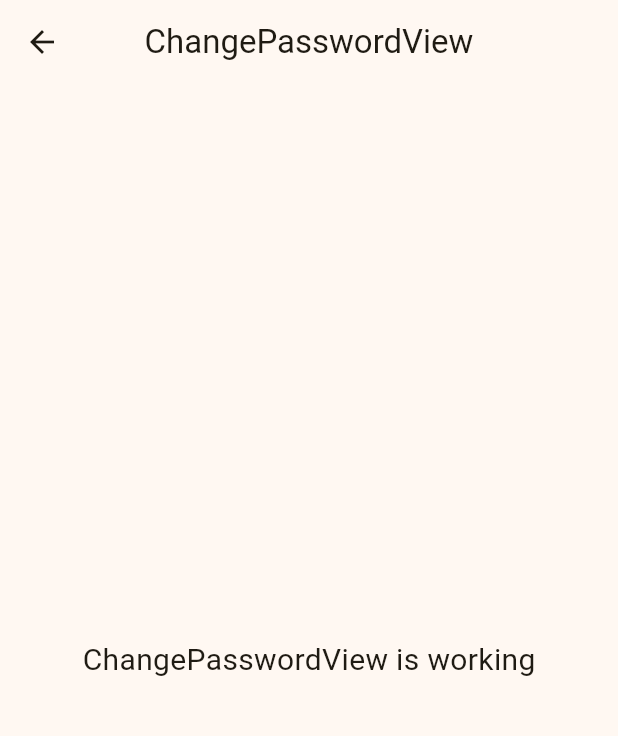
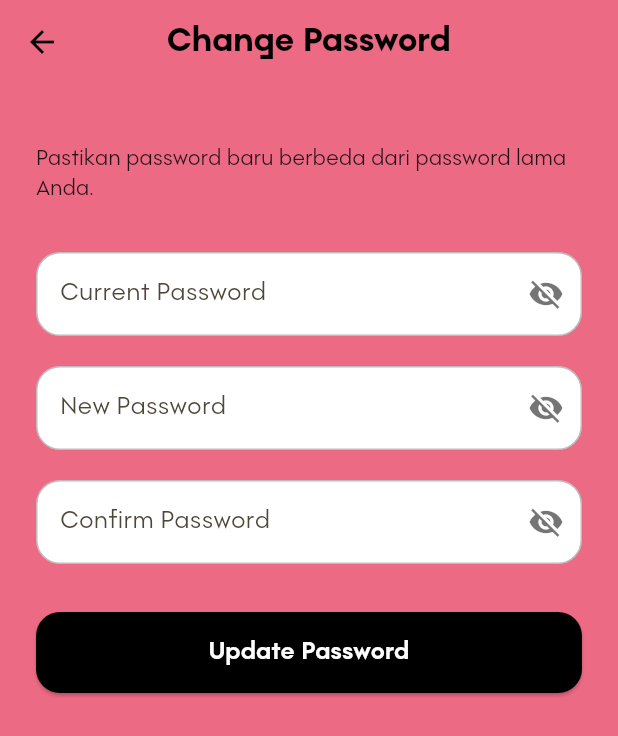
Before and after one commit to habibNurrohmad/ticktask_frontend, a Flutter app: the ChangePasswordView screen opened by its route, on a phone screen of 412 x 824 dp. Shown: the top 736 px of the screen. Run offline on Flutter 3.47's test engine with Material 3 defaults, Android fonts, the light colour scheme and no system bars; our stand-ins replace get, get_storage, image_picker, table_calendar; accounts and stored records are empty.

Commit message:
integrasi change password

```diff
--- a/lib/app/modules/change_password/controllers/change_password_controller.dart
+++ b/lib/app/modules/change_password/controllers/change_password_controller.dart
@@ -1,23 +1,102 @@
+import 'package:flutter/material.dart';
 import 'package:get/get.dart';
+import 'package:get_storage/get_storage.dart';
+
+import '../../../core/services/api_services.dart';
+import '../../../routes/app_pages.dart';
 
 class ChangePasswordController extends GetxController {
-  //TODO: Implement ChangePasswordController
+  final ApiService apiService = ApiService();
+  final GetStorage box = GetStorage();
 
-  final count = 0.obs;
-  @override
-  void onInit() {
-    super.onInit();
-  }
+  final formKey = GlobalKey<FormState>();
 
-  @override
-  void onReady() {
-    super.onReady();
-  }
+  final currentPasswordController = TextEditingController();
+  final newPasswordController = TextEditingController();
+  final confirmPasswordController = TextEditingController();
+
+  final isObscureCurrent = true.obs;
+  final isObscureNew = true.obs;
+  final isObscureConfirm = true.obs;
+  final isSubmitting = false.obs;
 
   @override
   void onClose() {
+    currentPasswordController.dispose();
+    newPasswordController.dispose();
+    confirmPasswordController.dispose();
     super.onClose();
   }
 
-  void increment() => count.value++;
+  void toggleCurrentVisibility() => isObscureCurrent.toggle();
+  void toggleNewVisibility() => isObscureNew.toggle();
+  void toggleConfirmVisibility() => isObscureConfirm.toggle();
+
+  String? validateCurrentPassword(String? value) {
+    if (value == null || value.isEmpty) {
+      return 'Masukkan password saat ini';
+    }
+    return null;
+  }
+
+  String? validateNewPassword(String? value) {
+    if (value == null || value.isEmpty) {
+      return 'Masukkan password baru';
+    }
+    if (value.length < 8) {
+      return 'Password minimal 8 karakter';
+    }
+    if (value == currentPasswordController.text) {
+      return 'Password baru tidak boleh sama';
+    }
+    return null;
+  }
+
+  String? validateConfirmPassword(String? value) {
+    if (value == null || value.isEmpty) {
+      return 'Konfirmasi password baru';
+    }
+    if (value != newPasswordController.text) {
+      return 'Konfirmasi password tidak sama';
+    }
+    return null;
+  }
+
+  Future<void> submit() async {
+    if (!(formKey.currentState?.validate() ?? false)) {
+      return;
+    }
+
+    try {
+      isSubmitting(true);
+
+      final response = await apiService.changePassword({
+        'current_password': currentPasswordController.text,
+        'new_password': newPasswordController.text,
+        'confirm_password': confirmPasswordController.text,
+      });
+
+      if (response.statusCode == 200) {
+        Get.snackbar(
+          'Berhasil',
+          response.body['message'] ?? 'Password berhasil diubah',
+        );
+        currentPasswordController.clear();
+        newPasswordController.clear();
+        confirmPasswordController.clear();
+        formKey.currentState?.reset();
+        await box.remove('token');
+        Get.offAllNamed(Routes.LOGIN);
+      } else {
+        Get.snackbar(
+          'Error',
+          response.body['message'] ?? 'Gagal mengubah password',
+        );
+      }
+    } catch (e) {
+      Get.snackbar('Error', 'Terjadi kesalahan. Coba lagi nanti.');
+    } finally {
+      isSubmitting(false);
+    }
+  }
 }
--- a/lib/app/modules/change_password/views/change_password_view.dart
+++ b/lib/app/modules/change_password/views/change_password_view.dart
@@ -1,24 +1,164 @@
 import 'package:flutter/material.dart';
-
 import 'package:get/get.dart';
 
+import '../../../core/values/app_colors.dart';
 import '../controllers/change_password_controller.dart';
 
 class ChangePasswordView extends GetView<ChangePasswordController> {
   const ChangePasswordView({super.key});
+
   @override
   Widget build(BuildContext context) {
     return Scaffold(
+      backgroundColor: AppColors.mildPink,
       appBar: AppBar(
-        title: const Text('ChangePasswordView'),
+        backgroundColor: AppColors.mildPink,
+        elevation: 0,
+        iconTheme: const IconThemeData(color: Colors.black),
+        title: const Text(
+          'Change Password',
+          style: TextStyle(
+            fontFamily: 'Rothek',
+            fontWeight: FontWeight.w800,
+            fontSize: 22,
+            color: Colors.black,
+          ),
+        ),
         centerTitle: true,
       ),
-      body: const Center(
-        child: Text(
-          'ChangePasswordView is working',
-          style: TextStyle(fontSize: 20),
+      body: SingleChildScrollView(
+        padding: const EdgeInsets.all(24),
+        child: Form(
+          key: controller.formKey,
+          child: Column(
+            crossAxisAlignment: CrossAxisAlignment.start,
+            children: [
+              const SizedBox(height: 16),
+              const Text(
+                'Pastikan password baru berbeda dari password lama Anda.',
+                style: TextStyle(
+                  fontFamily: 'Rothek',
+                  fontSize: 14,
+                  color: Colors.black87,
+                ),
+              ),
+              const SizedBox(height: 32),
+              _PasswordField(
+                label: 'Current Password',
+                controller: controller.currentPasswordController,
+                validator: controller.validateCurrentPassword,
+                obscureText: controller.isObscureCurrent,
+                onToggleVisibility: controller.toggleCurrentVisibility,
+              ),
+              const SizedBox(height: 20),
+              _PasswordField(
+                label: 'New Password',
+                controller: controller.newPasswordController,
+                validator: controller.validateNewPassword,
+                obscureText: controller.isObscureNew,
+                onToggleVisibility: controller.toggleNewVisibility,
+              ),
+              const SizedBox(height: 20),
+              _PasswordField(
+                label: 'Confirm Password',
+                controller: controller.confirmPasswordController,
+                validator: controller.validateConfirmPassword,
+                obscureText: controller.isObscureConfirm,
+                onToggleVisibility: controller.toggleConfirmVisibility,
+              ),
+              const SizedBox(height: 32),
+              Obx(
+                () => SizedBox(
+                  width: double.infinity,
+                  height: 54,
+                  child: ElevatedButton(
+                    onPressed:
+                        controller.isSubmitting.value
+                            ? null
+                            : controller.submit,
+                    style: ElevatedButton.styleFrom(
+                      backgroundColor: Colors.black,
+                      foregroundColor: Colors.white,
+                      shape: RoundedRectangleBorder(
+                        borderRadius: BorderRadius.circular(16),
+                      ),
+                    ),
+                    child:
+                        controller.isSubmitting.value
+                            ? const SizedBox(
+                              width: 22,
+                              height: 22,
+                              child: CircularProgressIndicator(
+                                strokeWidth: 2,
+                                valueColor: AlwaysStoppedAnimation(
+                                  Colors.white,
+                                ),
+                              ),
+                            )
+                            : const Text(
+                              'Update Password',
+                              style: TextStyle(
+                                fontFamily: 'Rothek',
+                                fontSize: 16,
+                                fontWeight: FontWeight.w700,
+                              ),
+                            ),
+                  ),
+                ),
+              ),
+            ],
+          ),
         ),
       ),
     );
   }
 }
+
+class _PasswordField extends StatelessWidget {
+  const _PasswordField({
+    required this.label,
+    required this.controller,
+    required this.validator,
+    required this.obscureText,
+    required this.onToggleVisibility,
+  });
+
+  final String label;
+  final TextEditingController controller;
+  final FormFieldValidator<String>? validator;
+  final RxBool obscureText;
+  final VoidCallback onToggleVisibility;
+
+  @override
+  Widget build(BuildContext context) {
+    return Obx(
+      () => TextFormField(
+        controller: controller,
+        validator: validator,
+        obscureText: obscureText.value,
+        decoration: InputDecoration(
+          labelText: label,
+          labelStyle: const TextStyle(fontFamily: 'Rothek'),
+          filled: true,
+          fillColor: Colors.white,
+          border: OutlineInputBorder(borderRadius: BorderRadius.circular(16)),
+          enabledBorder: OutlineInputBorder(
+            borderRadius: BorderRadius.circular(16),
+            borderSide: const BorderSide(color: Colors.black26),
+          ),
+          focusedBorder: OutlineInputBorder(
+            borderRadius: BorderRadius.circular(16),
+            borderSide: const BorderSide(color: Colors.black54),
+          ),
+          suffixIcon: IconButton(
+            icon: Icon(
+              obscureText.value ? Icons.visibility_off : Icons.visibility,
+              color: Colors.black54,
+            ),
+            onPressed: onToggleVisibility,
+          ),
+        ),
+      ),
+    );
+  }
+}
--- a/lib/app/modules/profile/views/profile_view.dart
+++ b/lib/app/modules/profile/views/profile_view.dart
@@ -4,7 +4,7 @@ import 'package:flutter/cupertino.dart'; // tambahkan untuk CupertinoPageRoute
 import 'package:get/get.dart';
 import 'package:ticktask_frontend/app/core/values/app_colors.dart';
 import 'package:ticktask_frontend/app/modules/about/views/about_view.dart';
-import 'package:ticktask_frontend/app/modules/change_password/views/change_password_view.dart';
+import 'package:ticktask_frontend/app/routes/app_pages.dart';
 
 import '../controllers/profile_controller.dart';
 
@@ -239,11 +239,7 @@ class ProfileView extends GetView<ProfileController> {
                     child: InkWell(
                       borderRadius: BorderRadius.circular(16),
                       onTap: () {
-                        Navigator.of(context).push(
-                          CupertinoPageRoute(
-                            builder: (_) => ChangePasswordView(),
-                          ),
-                        );
+                        Get.toNamed(Routes.CHANGE_PASSWORD);
                       },
                       child: const SizedBox(
                         width: 300,
```
